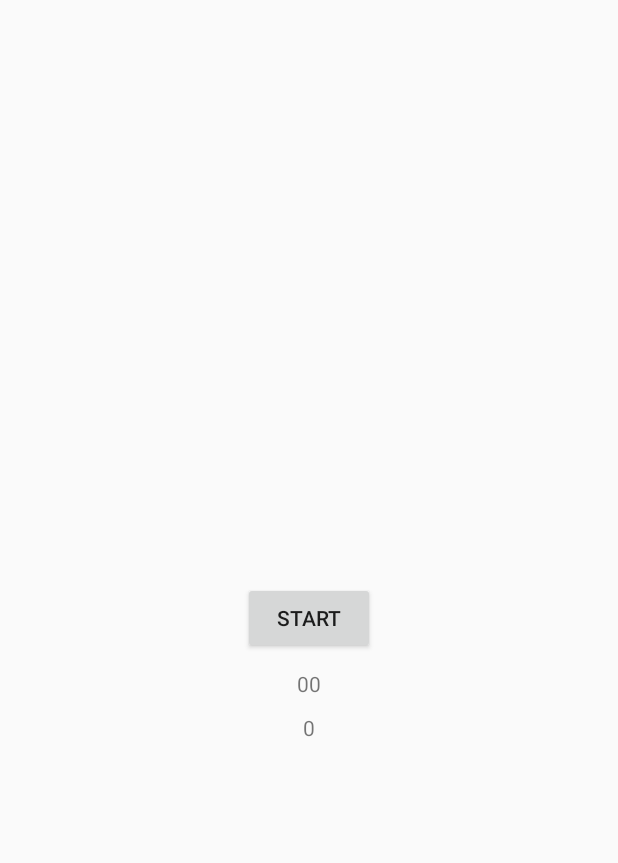
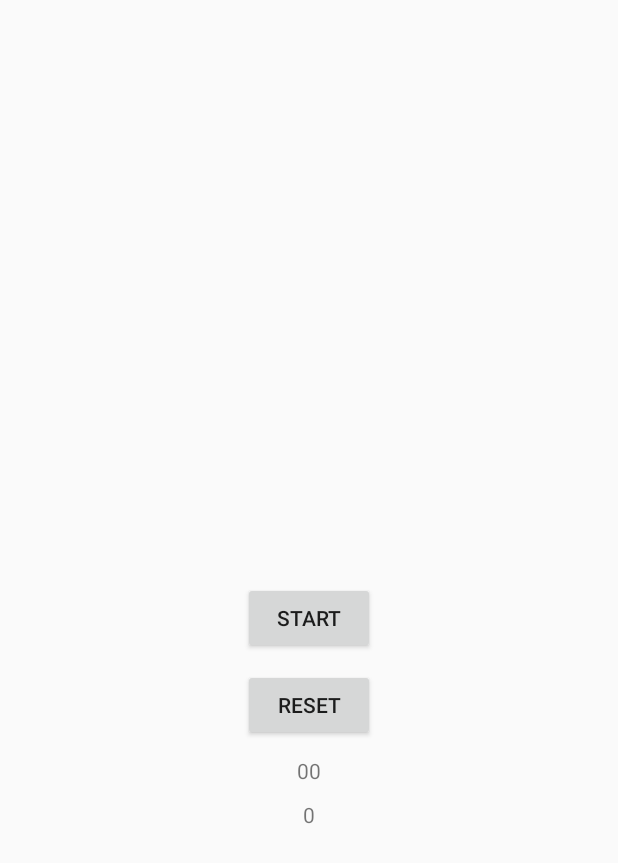
Before and after one commit to shuaybk/SirBoxalot, an Android app: the layout activity_main.xml on its own in the app's theme, with its tools: preview values and no code run, on a phone screen of 412 x 824 dp. Shown: the top 863 px of the screen. Run offline under Robolectric (Android 15) with nearby library versions, the phone set to English and light mode, and no system bars.

Commit message:
Add Reset button for timer

```diff
--- a/app/src/main/res/layout/activity_main.xml
+++ b/app/src/main/res/layout/activity_main.xml
@@ -28,6 +28,16 @@
             app:layout_constraintEnd_toEndOf="parent"
             app:layout_constraintStart_toStartOf="parent" />
 
+        <Button
+            android:id="@+id/reset_button"
+            android:layout_width="wrap_content"
+            android:layout_height="wrap_content"
+            android:text="Reset"
+            android:layout_marginTop="10dp"
+            app:layout_constraintTop_toBottomOf="@id/start_button"
+            app:layout_constraintEnd_toEndOf="parent"
+            app:layout_constraintStart_toStartOf="parent" />
+
         <TextView
             android:id="@+id/round_time_remaining"
             android:layout_width="wrap_content"
@@ -36,7 +46,7 @@
             android:text="00"
             app:layout_constraintStart_toStartOf="parent"
             app:layout_constraintEnd_toEndOf="parent"
-            app:layout_constraintTop_toBottomOf="@id/start_button" />
+            app:layout_constraintTop_toBottomOf="@id/reset_button" />
 
         <TextView
             android:id="@+id/rounds_remaining"
```
Also changed, not shown: app/src/main/java/com/shuayb/capstone/android/sirboxalot/MainActivity.kt (+11 -0 lines).
